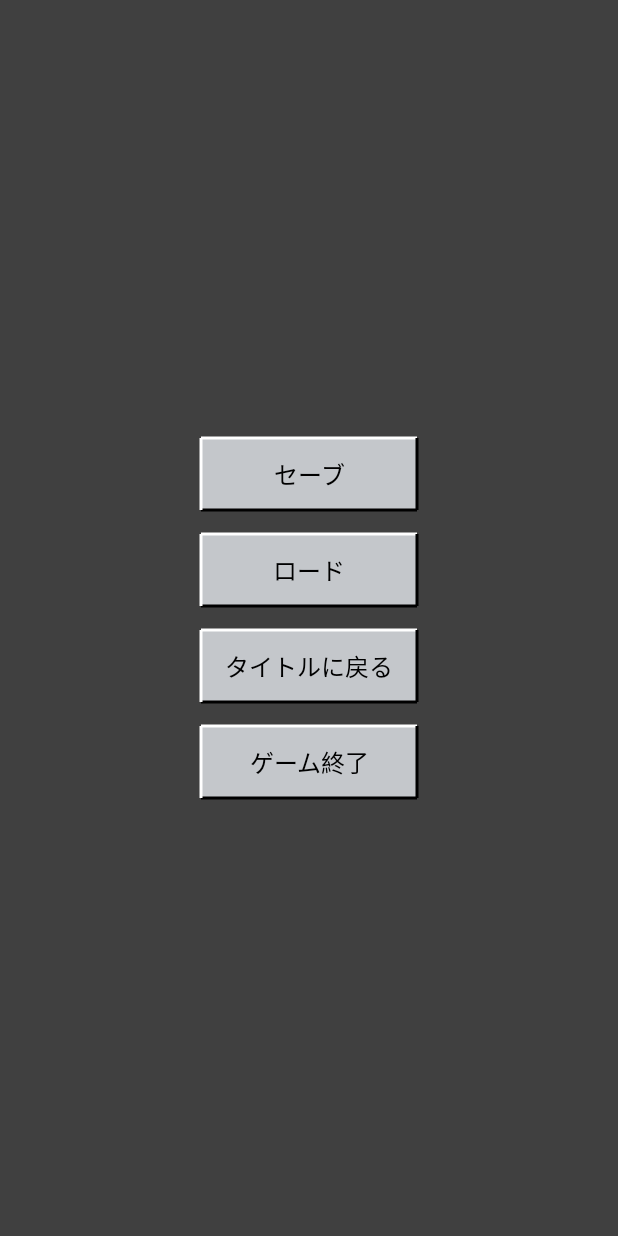
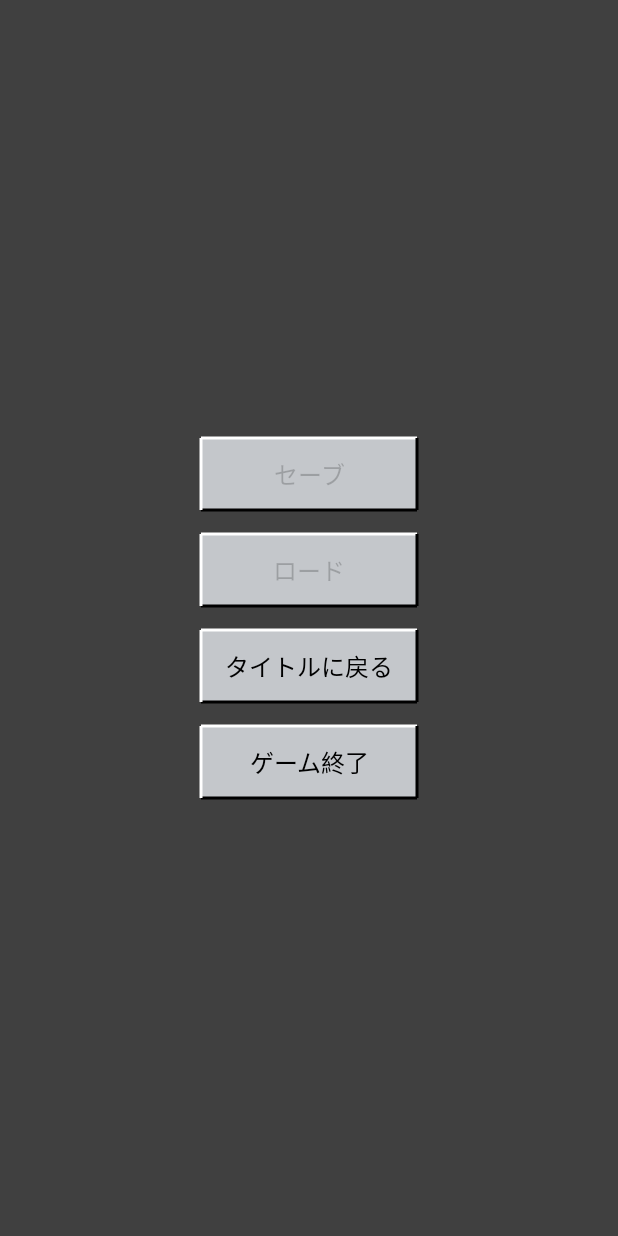
Before and after one commit to AkatsukiRika/Monologue, an Android app built with Jetpack Compose: the composable GameSettingsScreen shown on its own in the app's theme, on a phone screen of 412 x 824 dp. Run offline under Robolectric (Android 15) with nearby library versions, the light colour scheme and no system bars; 3 statements that could not run were skipped.

Commit message:
更改部分按钮的状态，设置为不可点击

```diff
--- a/composeApp/src/commonMain/kotlin/ui/common/CommonWidgets.kt
+++ b/composeApp/src/commonMain/kotlin/ui/common/CommonWidgets.kt
@@ -49,6 +49,7 @@ fun PixelText(
 fun CommonButton(
     modifier: Modifier = Modifier,
     strokeWidth: Dp = 1.dp,
+    enabled: Boolean = true,
     onBoundingBoxChanged: ((Rect) -> Unit)? = null,
     onClick: () -> Unit,
     content: @Composable (RowScope) -> Unit
@@ -83,7 +84,7 @@ fun CommonButton(
             modifier = Modifier
                 .fillMaxHeight()
                 .wrapContentWidth()
-                .clickable(interactionSource = interactionSource, indication = null) {
+                .clickable(interactionSource = interactionSource, indication = null, enabled = enabled) {
                     onClick()
                 }
         ) {
--- a/composeApp/src/commonMain/kotlin/ui/scene/SettingsScene.kt
+++ b/composeApp/src/commonMain/kotlin/ui/scene/SettingsScene.kt
@@ -171,13 +171,15 @@ private fun MainColumn(navigator: Navigator) {
                     .width(156.dp)
                     .height(48.dp)
                     .background(AppColors.Color_C4C7CB),
-                strokeWidth = 2.dp
+                strokeWidth = 2.dp,
+                enabled = false
             ) {
                 PixelText(
                     text = strings.backToGame,
                     modifier = Modifier.fillMaxWidth(),
                     textAlign = TextAlign.Center,
-                    fontSize = 20.sp
+                    fontSize = 20.sp,
+                    color = Color.Black.copy(alpha = 0.2f)
                 )
             }
 
--- a/composeApp/src/commonMain/kotlin/ui/scene/StartScene.kt
+++ b/composeApp/src/commonMain/kotlin/ui/scene/StartScene.kt
@@ -114,13 +114,15 @@ private fun MainColumn(navigator: Navigator) {
             strokeWidth = 2.dp,
             modifier = Modifier
                 .size(width = 200.dp, height = 48.dp)
-                .background(AppColors.Color_C4C7CB)
+                .background(AppColors.Color_C4C7CB),
+            enabled = false
         ) {
             PixelText(
                 text = Global.Strings.continueGame,
                 fontSize = 18.sp,
                 modifier = Modifier.fillMaxWidth(),
-                textAlign = TextAlign.Center
+                textAlign = TextAlign.Center,
+                color = Color.Black.copy(alpha = 0.2f)
             )
         }
 
--- a/composeApp/src/commonMain/kotlin/ui/screen/GameSettingsScreen.kt
+++ b/composeApp/src/commonMain/kotlin/ui/screen/GameSettingsScreen.kt
@@ -51,12 +51,14 @@ private fun MainColumn(
                 .width(144.dp)
                 .height(48.dp)
                 .background(AppColors.Color_C4C7CB),
-            strokeWidth = 2.dp
+            strokeWidth = 2.dp,
+            enabled = false
         ) {
             PixelText(
                 text = Global.Strings.save,
                 modifier = Modifier.fillMaxWidth(),
-                textAlign = TextAlign.Center
+                textAlign = TextAlign.Center,
+                color = Color.Black.copy(alpha = 0.2f)
             )
         }
 
@@ -68,12 +70,14 @@ private fun MainColumn(
                 .width(144.dp)
                 .height(48.dp)
                 .background(AppColors.Color_C4C7CB),
-            strokeWidth = 2.dp
+            strokeWidth = 2.dp,
+            enabled = false
         ) {
             PixelText(
                 text = Global.Strings.load,
                 modifier = Modifier.fillMaxWidth(),
-                textAlign = TextAlign.Center
+                textAlign = TextAlign.Center,
+                color = Color.Black.copy(alpha = 0.2f)
             )
         }
 
```
